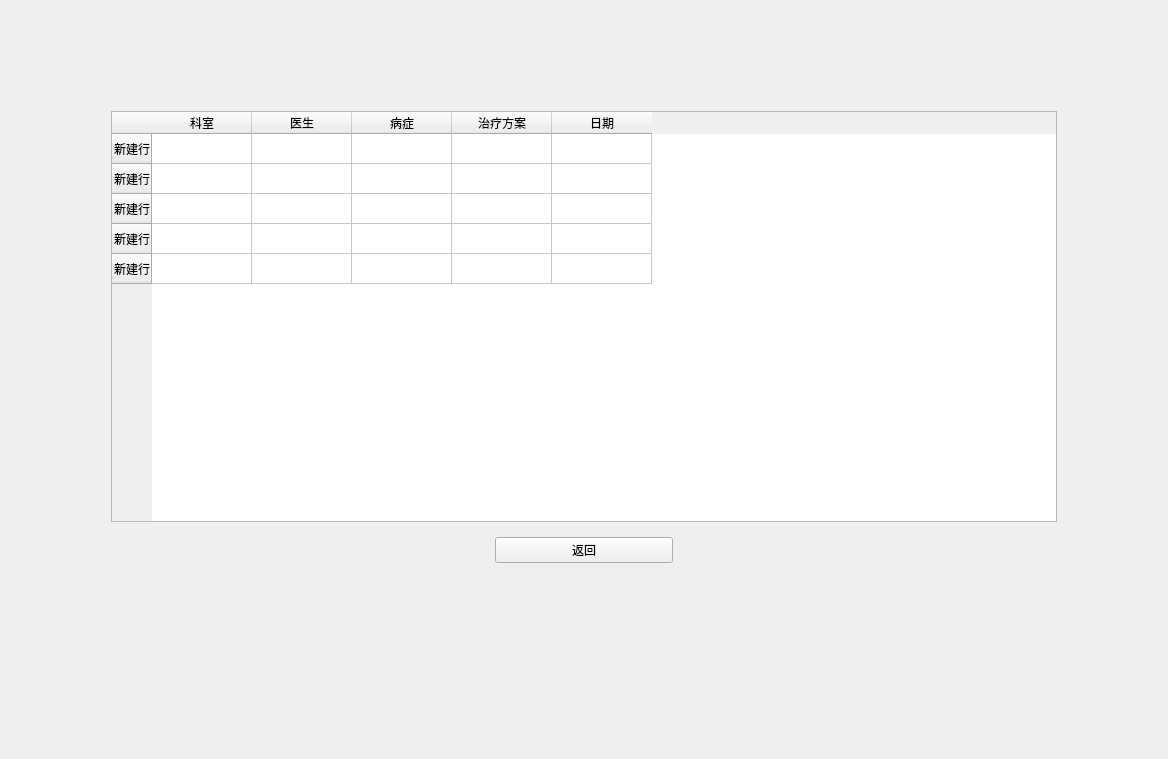
First picture: the form in ui/ViewCase.ui, repository BottleOfErie/SmartHospital, before the edit.
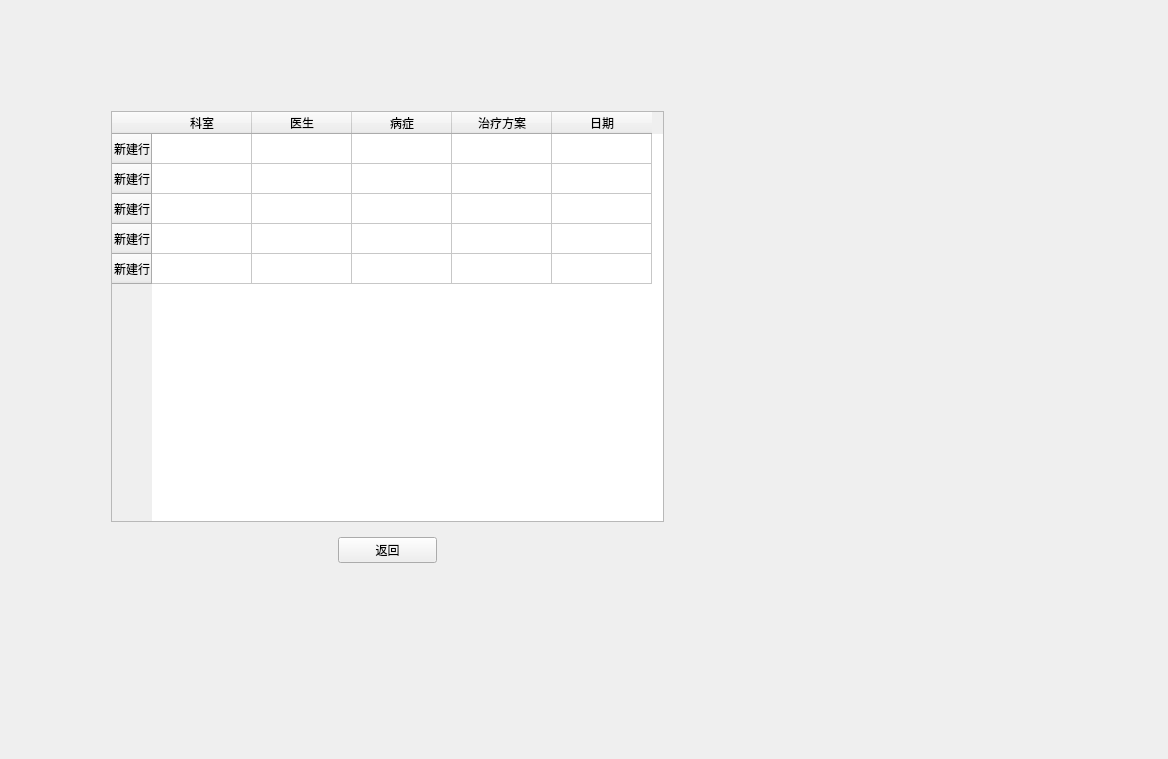
Second picture: the form after the edit. Icons and pictures are not drawn.

What changed in the file:
```diff
--- a/ui/ViewCase.ui
+++ b/ui/ViewCase.ui
@@ -29,7 +29,7 @@
       <number>100</number>
      </property>
      <property name="rightMargin">
-      <number>100</number>
+      <number>493</number>
      </property>
      <property name="bottomMargin">
       <number>185</number>
@@ -38,6 +38,24 @@
       <layout class="QVBoxLayout" name="verticalLayout">
        <item>
         <widget class="QTableWidget" name="tableWidget">
+         <property name="layoutDirection">
+          <enum>Qt::LeftToRight</enum>
+         </property>
+         <property name="iconSize">
+          <size>
+           <width>0</width>
+           <height>0</height>
+          </size>
+         </property>
+         <property name="textElideMode">
+          <enum>Qt::ElideLeft</enum>
+         </property>
+         <attribute name="horizontalHeaderShowSortIndicator" stdset="0">
+          <bool>false</bool>
+         </attribute>
+         <attribute name="horizontalHeaderStretchLastSection">
+          <bool>false</bool>
+         </attribute>
          <row>
           <property name="text">
            <string>新建行</string>
```
Left out of the diff: 4 changed lines with no effect on the pictures.
